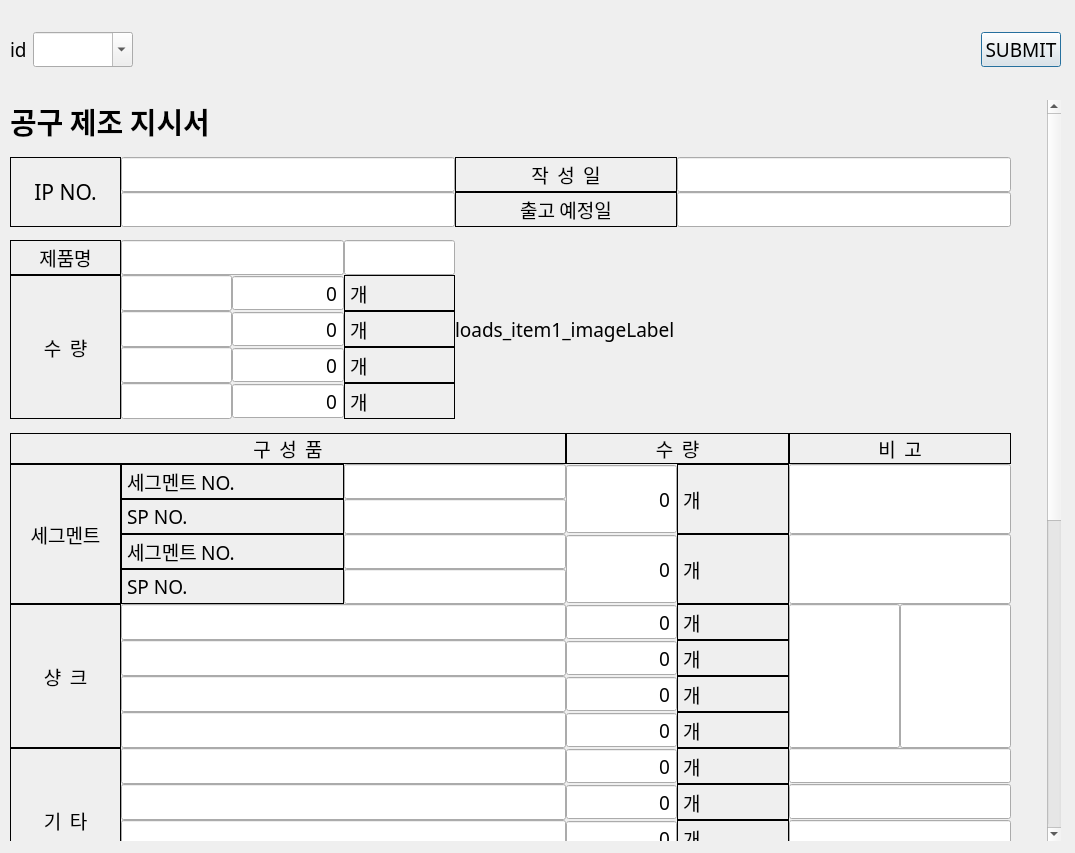
First picture: the form in ui/ipWidget.ui, repository SuhYeoJee/OrderManager, before the edit.
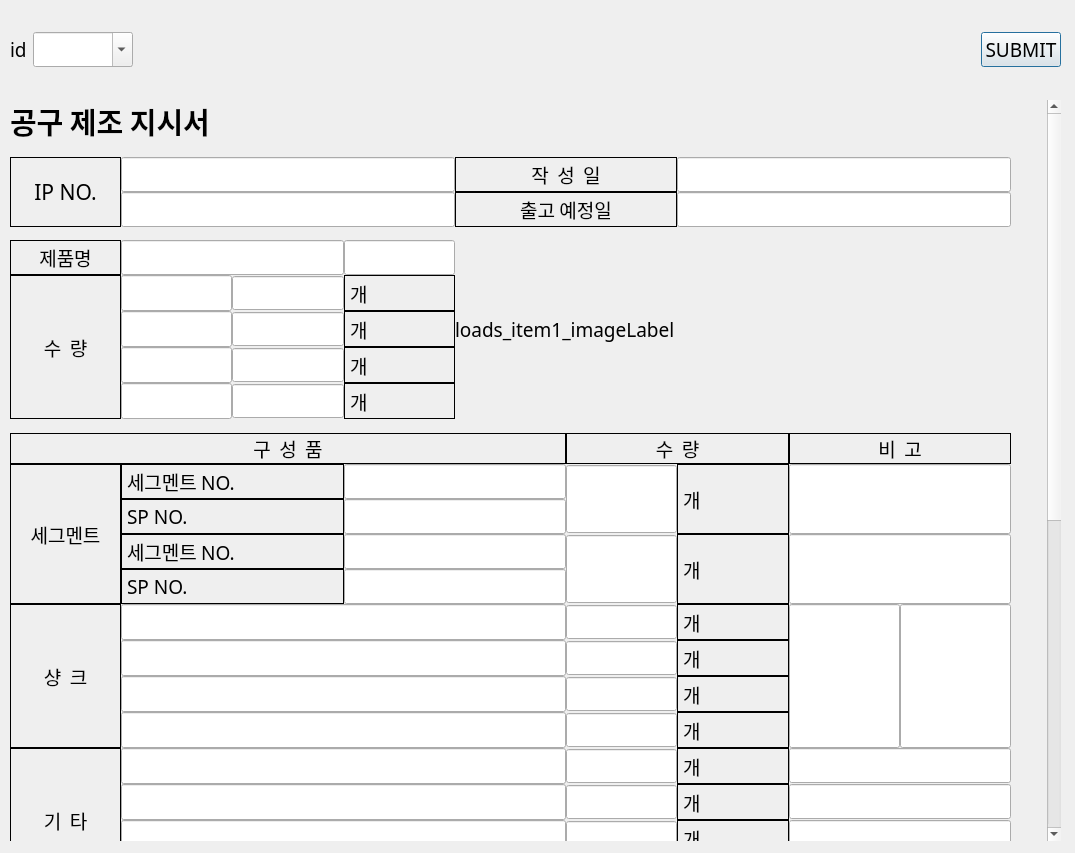
Second picture: the form after the edit.

Diff of the .ui file:
```diff
--- a/ui/ipWidget.ui
+++ b/ui/ipWidget.ui
@@ -486,7 +486,7 @@
          <enum>QAbstractSpinBox::NoButtons</enum>
         </property>
         <property name="specialValueText">
-         <string/>
+         <string> </string>
         </property>
        </widget>
       </item>
@@ -676,7 +676,7 @@
          <enum>QAbstractSpinBox::NoButtons</enum>
         </property>
         <property name="specialValueText">
-         <string/>
+         <string> </string>
         </property>
        </widget>
       </item>
@@ -711,7 +711,7 @@
          <enum>QAbstractSpinBox::NoButtons</enum>
         </property>
         <property name="specialValueText">
-         <string/>
+         <string> </string>
         </property>
        </widget>
       </item>
@@ -849,7 +849,7 @@
          <enum>QAbstractSpinBox::NoButtons</enum>
         </property>
         <property name="specialValueText">
-         <string/>
+         <string> </string>
         </property>
        </widget>
       </item>
@@ -884,7 +884,7 @@
          <enum>QAbstractSpinBox::NoButtons</enum>
         </property>
         <property name="specialValueText">
-         <string/>
+         <string> </string>
         </property>
        </widget>
       </item>
@@ -925,7 +925,7 @@
          <enum>QAbstractSpinBox::NoButtons</enum>
         </property>
         <property name="specialValueText">
-         <string/>
+         <string> </string>
         </property>
        </widget>
       </item>
@@ -979,7 +979,7 @@
          <enum>QAbstractSpinBox::NoButtons</enum>
         </property>
         <property name="specialValueText">
-         <string/>
+         <string> </string>
         </property>
        </widget>
       </item>
@@ -1020,7 +1020,7 @@
          <enum>QAbstractSpinBox::NoButtons</enum>
         </property>
         <property name="specialValueText">
-         <string/>
+         <string> </string>
         </property>
        </widget>
       </item>
@@ -1081,7 +1081,7 @@
          <enum>QAbstractSpinBox::NoButtons</enum>
         </property>
         <property name="specialValueText">
-         <string/>
+         <string> </string>
         </property>
        </widget>
       </item>
@@ -1213,7 +1213,7 @@
          <enum>QAbstractSpinBox::NoButtons</enum>
         </property>
         <property name="specialValueText">
-         <string/>
+         <string> </string>
         </property>
        </widget>
       </item>
@@ -1274,7 +1274,7 @@
          <enum>QAbstractSpinBox::NoButtons</enum>
         </property>
         <property name="specialValueText">
-         <string/>
+         <string> </string>
         </property>
        </widget>
       </item>
@@ -1296,7 +1296,7 @@
          <enum>QAbstractSpinBox::NoButtons</enum>
         </property>
         <property name="specialValueText">
-         <string/>
+         <string> </string>
         </property>
        </widget>
       </item>
@@ -1408,7 +1408,7 @@
          <enum>QAbstractSpinBox::NoButtons</enum>
         </property>
         <property name="specialValueText">
-         <string/>
+         <string> </string>
         </property>
        </widget>
       </item>
```
Left out of the diff: 38 changed lines with no effect on the pictures.
